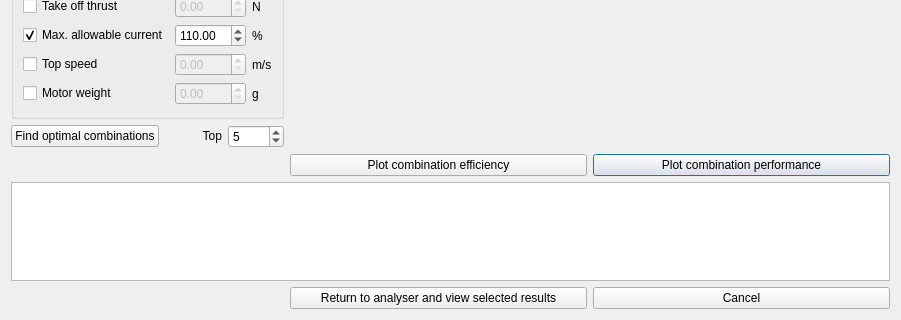
cadowd/proppy, file UI/optimisation_window.ui: the form before one commit; both pictures show x 0 to 901 and y 487 to 807 of the 901 by 807 pixel window.
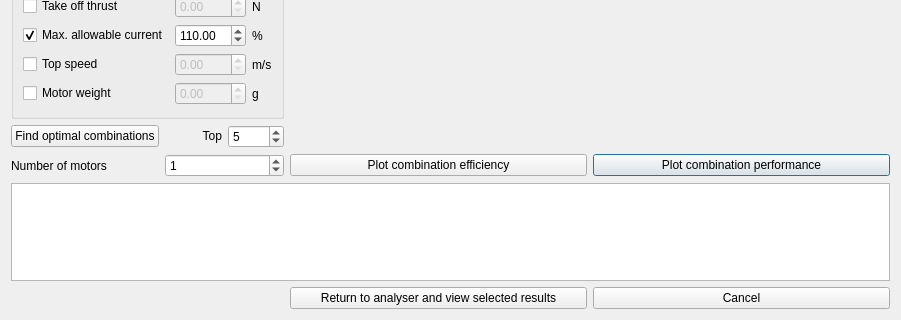
The form after the commit.

Diff of the .ui file:
```diff
--- a/UI/optimisation_window.ui
+++ b/UI/optimisation_window.ui
@@ -330,6 +330,20 @@
      </property>
     </widget>
    </item>
+   <item row="6" column="0">
+    <widget class="QLabel" name="label_10">
+     <property name="text">
+      <string>Number of motors</string>
+     </property>
+    </widget>
+   </item>
+   <item row="6" column="1" colspan="2">
+    <widget class="QSpinBox" name="spinBox_no_motors">
+     <property name="value">
+      <number>1</number>
+     </property>
+    </widget>
+   </item>
   </layout>
  </widget>
  <resources/>
```
